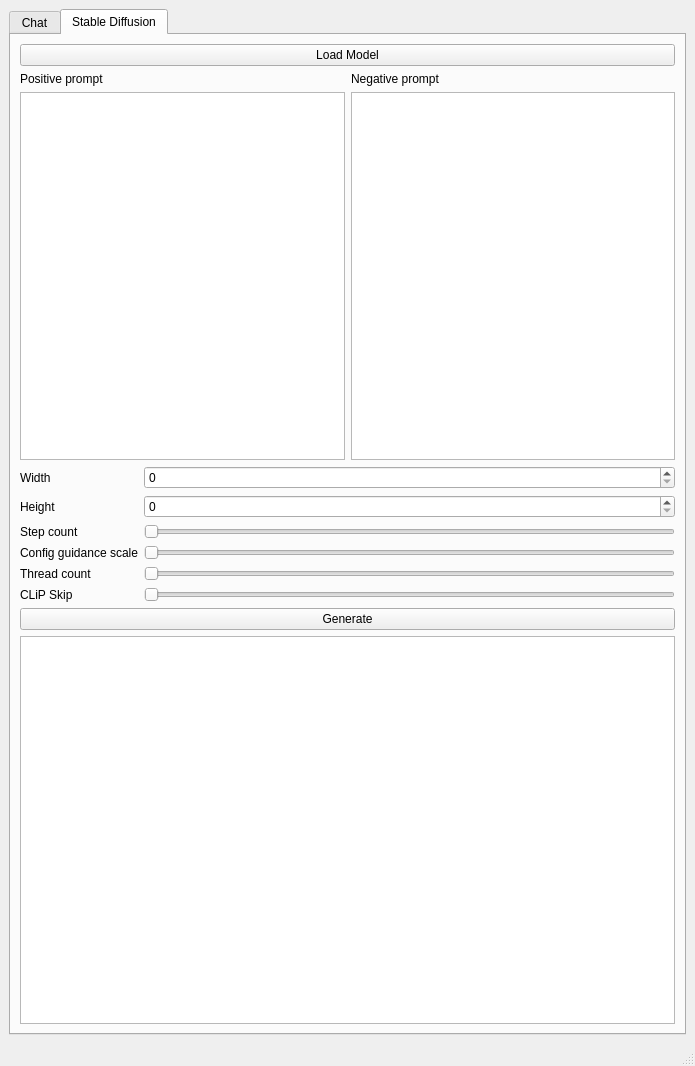
Old version of the form AIOneQTWidgets/mainwindow.ui in the repository Iemand005/Singularity.
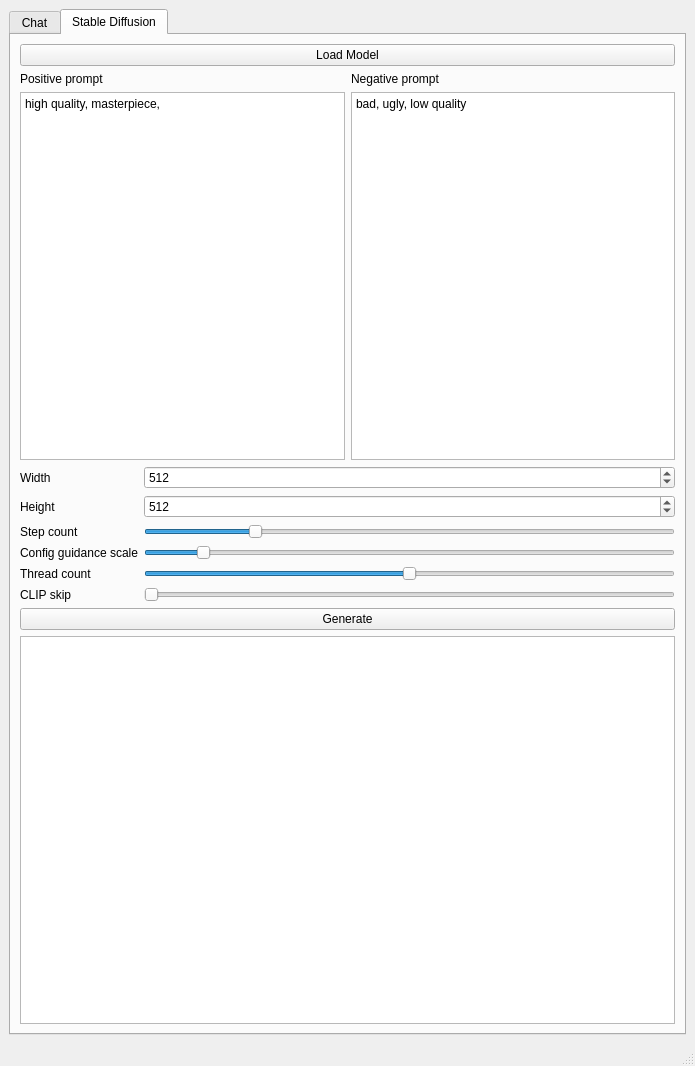
New version of the form.

What changed in the file:
```diff
--- a/AIOneQTWidgets/mainwindow.ui
+++ b/AIOneQTWidgets/mainwindow.ui
@@ -116,6 +116,9 @@
                 <height>5</height>
                </size>
               </property>
+              <property name="plainText">
+               <string>high quality, masterpiece,</string>
+              </property>
              </widget>
             </item>
            </layout>
@@ -130,7 +133,11 @@
              </widget>
             </item>
             <item>
-             <widget class="QPlainTextEdit" name="negativeInput"/>
+             <widget class="QPlainTextEdit" name="negativeInput">
+              <property name="plainText">
+               <string>bad, ugly, low quality</string>
+              </property>
+             </widget>
             </item>
            </layout>
           </item>
@@ -146,7 +153,14 @@
            </widget>
           </item>
           <item row="0" column="1">
-           <widget class="QSpinBox" name="widthBox"/>
+           <widget class="QSpinBox" name="widthBox">
+            <property name="maximum">
+             <number>4096</number>
+            </property>
+            <property name="value">
+             <number>512</number>
+            </property>
+           </widget>
           </item>
           <item row="1" column="0">
            <widget class="QLabel" name="heightLabel">
@@ -156,7 +170,14 @@
            </widget>
           </item>
           <item row="1" column="1">
-           <widget class="QSpinBox" name="heightBox"/>
+           <widget class="QSpinBox" name="heightBox">
+            <property name="maximum">
+             <number>4096</number>
+            </property>
+            <property name="value">
+             <number>512</number>
+            </property>
+           </widget>
           </item>
           <item row="2" column="0">
            <widget class="QLabel" name="stepCountLabel">
@@ -167,9 +188,15 @@
           </item>
           <item row="2" column="1">
            <widget class="QSlider" name="stepCountSlider">
+            <property name="value">
+             <number>20</number>
+            </property>
             <property name="orientation">
              <enum>Qt::Orientation::Horizontal</enum>
             </property>
+            <property name="tickInterval">
+             <number>1</number>
+            </property>
            </widget>
           </item>
           <item row="3" column="0">
@@ -181,6 +208,9 @@
           </item>
           <item row="3" column="1">
            <widget class="QSlider" name="cfgSlider">
+            <property name="value">
+             <number>10</number>
+            </property>
             <property name="orientation">
              <enum>Qt::Orientation::Horizontal</enum>
             </property>
@@ -195,6 +225,12 @@
           </item>
           <item row="4" column="1">
            <widget class="QSlider" name="nThreadSlider">
+            <property name="maximum">
+             <number>20</number>
+            </property>
+            <property name="value">
+             <number>10</number>
+            </property>
             <property name="orientation">
              <enum>Qt::Orientation::Horizontal</enum>
             </property>
@@ -203,7 +239,7 @@
           <item row="5" column="0">
            <widget class="QLabel" name="clipSkipLabel">
             <property name="text">
-             <string>CLiP Skip</string>
+             <string>CLIP skip</string>
             </property>
            </widget>
           </item>
```
